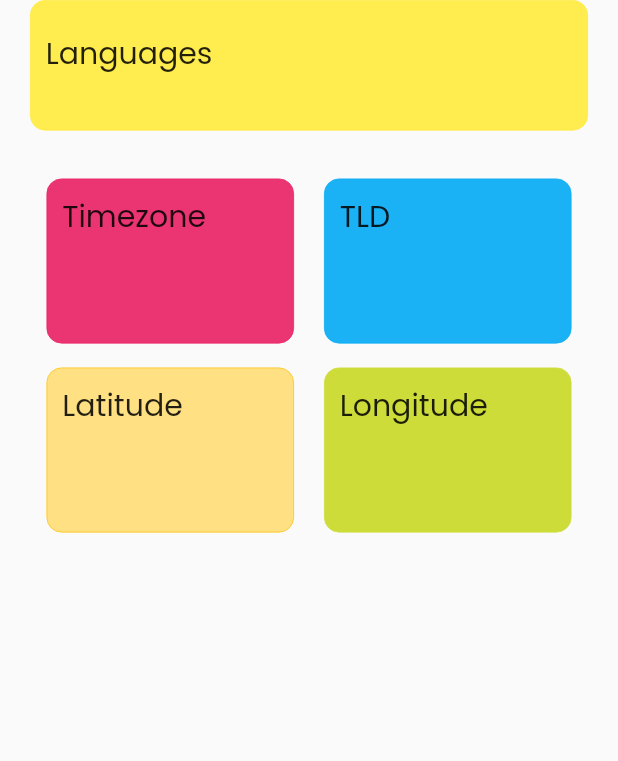
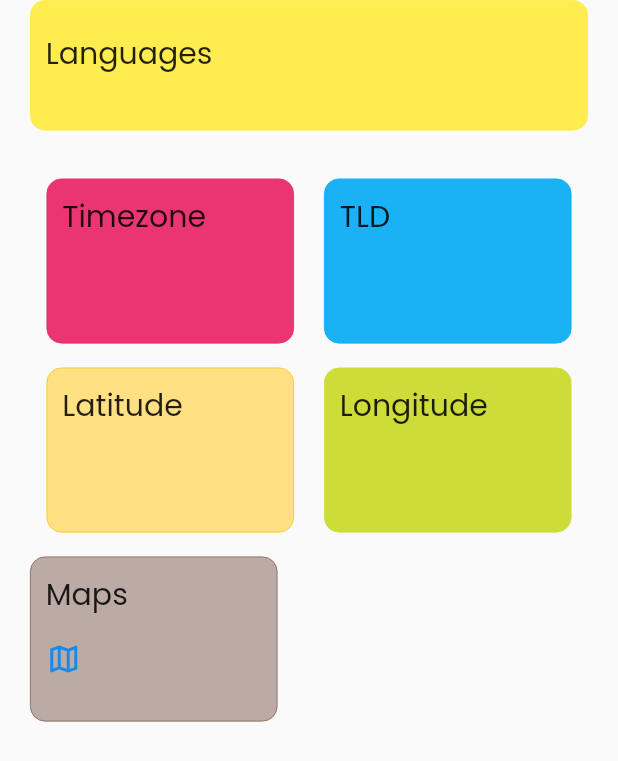
Before and after one commit to Pragades-Rajagopal/countries-info-app, a Flutter app: what extraShelf() shows on an empty page, opened directly with empty values, on a phone screen of 412 x 824 dp. Shown: the top 761 px of the screen. Run offline on Flutter 3.47's test engine with Material 2 defaults, Android fonts, the light colour scheme and no system bars; our stand-ins replace google_fonts; network calls fail.

Commit message:
added google maps link for country

```diff
--- a/lib/models/countries_info.dart
+++ b/lib/models/countries_info.dart
@@ -16,6 +16,7 @@ class CountriesInfoModel {
   String? tld;
   double? latitude;
   double? longitude;
+  String? maps;
 
   CountriesInfoModel({
     this.commonName,
@@ -35,6 +36,7 @@ class CountriesInfoModel {
     this.tld,
     this.latitude,
     this.longitude,
+    this.maps,
   });
 
   CountriesInfoModel.fromJSON(Map<String, dynamic> json) {
@@ -55,6 +57,7 @@ class CountriesInfoModel {
     tld = json["tld"][0];
     latitude = json["latlng"][0];
     longitude = json["latlng"][1];
+    maps = json["maps"]["googleMaps"];
   }
 
   CountriesInfoModel.voidData() {
--- a/lib/screens/homepage.dart
+++ b/lib/screens/homepage.dart
@@ -204,6 +204,23 @@ class _HomepageState extends State<Homepage> {
             "${data!.tld}",
             "${data!.latitude}",
             "${data!.longitude}",
+            "${data!.maps}",
+          ),
+          const SizedBox(
+            height: 20,
+          ),
+          const Center(
+            child: SizedBox(
+              width: 220,
+              height: 25,
+              child: Text(
+                "Powered by REST Countries",
+                style: TextStyle(
+                  color: Colors.white,
+                  fontStyle: FontStyle.italic,
+                ),
+              ),
+            ),
           ),
         ],
       ),
--- a/lib/widgets/extras_shelf.dart
+++ b/lib/widgets/extras_shelf.dart
@@ -1,4 +1,5 @@
 import 'package:flutter/material.dart';
+import 'package:url_launcher/url_launcher.dart';
 
 SizedBox div = const SizedBox(height: 4);
 SizedBox divXL = const SizedBox(height: 16);
@@ -20,6 +21,7 @@ Widget extraShelf(
   String? tld,
   String? lat,
   String? lng,
+  String? maps,
 ) {
   return SingleChildScrollView(
     child: Column(
@@ -277,6 +279,56 @@ Widget extraShelf(
             ),
           ],
         ),
+        divXL,
+        Row(
+          mainAxisAlignment: MainAxisAlignment.start,
+          crossAxisAlignment: CrossAxisAlignment.center,
+          children: [
+            Container(
+              width: 165,
+              height: 110,
+              margin: const EdgeInsets.only(
+                left: 20,
+                right: 10,
+              ),
+              decoration: BoxDecoration(
+                borderRadius: BorderRadius.circular(10.0),
+                color: Colors.brown[200],
+                border: containerBorder(Colors.brown),
+              ),
+              padding: const EdgeInsets.symmetric(
+                vertical: 10,
+                horizontal: 10,
+              ),
+              child: Column(
+                children: [
+                  const Row(
+                    children: [
+                      Text(
+                        "Maps",
+                        style: containerTitleStyle,
+                      )
+                    ],
+                  ),
+                  divXL,
+                  Row(
+                    children: [
+                      InkWell(
+                        onTap: () => launchUrl(
+                          Uri.parse("$maps"),
+                        ),
+                        child: const Icon(
+                          Icons.map_outlined,
+                          color: Color.fromRGBO(30, 136, 229, 1),
+                        ),
+                      ),
+                    ],
+                  ),
+                ],
+              ),
+            ),
+          ],
+        ),
       ],
     ),
   );
```
